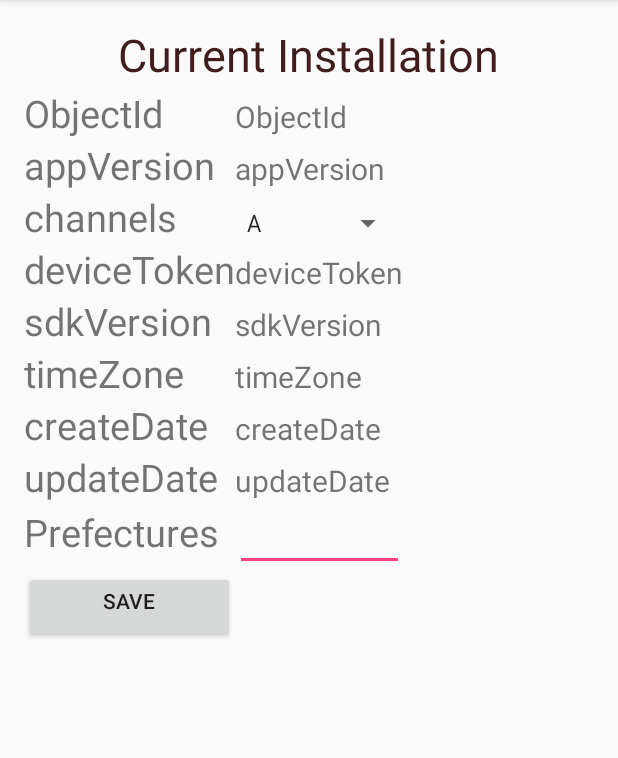
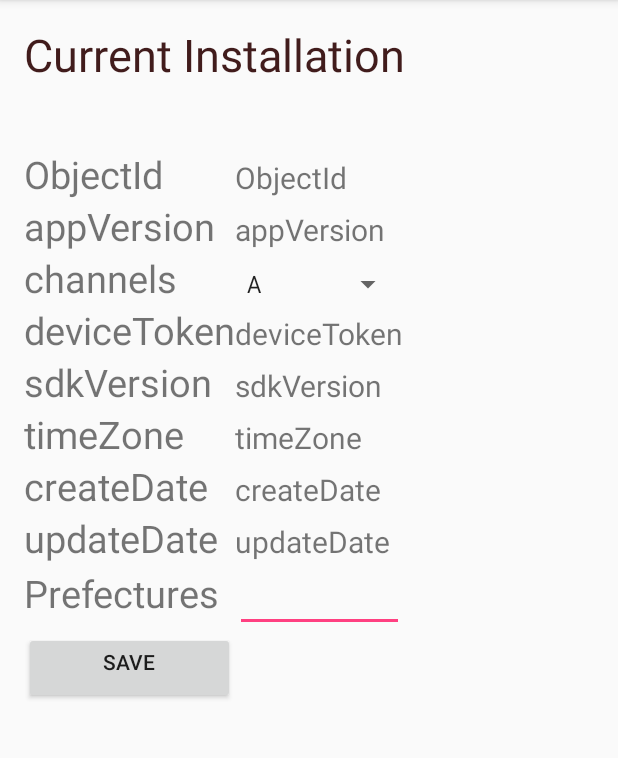
Before and after one commit to sonngocminh99/AndroidSegmentPushApp, an Android app: the screen it shows after launch (MainActivity), on a phone screen of 412 x 824 dp, the part 84-842 px from its top. Run offline under Robolectric (Android 15) with nearby library versions, the phone set to English and light mode, and no system bars; 1 statement that could not run was skipped.

Commit message:
+ Upgrade NCMB SDK to 4.0.0 + Enable Android X + Add UI Test

```diff
--- a/app/src/main/java/mbaas/com/nifcloud/androidsegmentpushapp/MainActivity.java
+++ b/app/src/main/java/mbaas/com/nifcloud/androidsegmentpushapp/MainActivity.java
@@ -1,6 +1,5 @@
 package mbaas.com.nifcloud.androidsegmentpushapp;
 
-import android.support.v7.app.AppCompatActivity;
 import android.os.Bundle;
 import android.view.View;
 import android.widget.Button;
@@ -8,6 +7,8 @@ import android.widget.EditText;
 import android.widget.Spinner;
 import android.widget.TextView;
 import android.widget.Toast;
+
+import androidx.appcompat.app.AppCompatActivity;
 
 import com.nifcloud.mbaas.core.DoneCallback;
 import com.nifcloud.mbaas.core.FindCallback;
--- a/app/src/main/res/layout/activity_main.xml
+++ b/app/src/main/res/layout/activity_main.xml
@@ -3,54 +3,66 @@
     xmlns:tools="http://schemas.android.com/tools"
     android:layout_width="match_parent"
     android:layout_height="match_parent"
+    android:paddingLeft="@dimen/activity_horizontal_margin"
+    android:paddingTop="@dimen/activity_vertical_margin"
+    android:paddingRight="@dimen/activity_horizontal_margin"
     android:paddingBottom="@dimen/activity_vertical_margin"
-    android:paddingLeft="@dimen/activity_horizontal_margin"
-    android:paddingRight="@dimen/activity_horizontal_margin"
-    android:paddingTop="@dimen/activity_vertical_margin"
     tools:context="mbaas.com.nifcloud.androidsegmentpushapp.MainActivity">
 
+    <LinearLayout
+        android:layout_width="match_parent"
+        android:layout_height="wrap_content">
+
+        <ScrollView
+            android:layout_width="match_parent"
+            android:layout_height="wrap_content">
+
+            <LinearLayout
+                android:layout_width="match_parent"
+                android:layout_height="wrap_content"
+                android:orientation="vertical">
+
                 <TextView
+                    android:id="@+id/textView2"
                     android:layout_width="wrap_content"
                     android:layout_height="wrap_content"
+                    android:layout_alignParentTop="true"
+                    android:layout_centerHorizontal="true"
                     android:text="Current Installation"
-        android:id="@+id/textView2"
-        android:textSize="30dp"
                     android:textColor="#411c1c"
-        android:layout_alignParentTop="true"
-        android:layout_centerHorizontal="true" />
+                    android:textSize="30dp" />
 
                 <TableLayout
                     android:layout_width="match_parent"
                     android:layout_height="match_parent"
-        android:layout_below="@+id/textView3"
-        android:layout_alignParentRight="true"
-        android:layout_alignParentEnd="true">
+                    android:layout_alignParentEnd="true"
+                    android:layout_alignParentRight="true">
 
                     <TableRow
                         android:layout_width="match_parent"
                         android:layout_height="match_parent">
 
                         <TextView
+                            android:id="@+id/textView"
+                            android:layout_column="1"
+                            android:layout_below="@+id/textView2"
+                            android:layout_alignParentStart="true"
+                            android:layout_alignParentLeft="true"
+                            android:layout_marginTop="42dp"
                             android:text="ObjectId"
-                android:id="@+id/textView"
-                android:textSize="25dp"
-                android:layout_marginTop="42dp"
-                android:layout_below="@+id/textView2"
-                android:layout_alignParentLeft="true"
-                android:layout_alignParentStart="true"
-                android:layout_column="1" />
+                            android:textSize="25dp" />
 
                         <TextView
+                            android:id="@+id/txtObject"
+                            android:layout_width="wrap_content"
+                            android:layout_height="wrap_content"
+                            android:layout_column="2"
+                            android:layout_below="@+id/textView2"
+                            android:layout_alignParentStart="true"
+                            android:layout_alignParentLeft="true"
+                            android:layout_marginTop="42dp"
                             android:text="ObjectId"
-                android:id="@+id/txtObject"
-                android:textSize="20dp"
-                android:layout_marginTop="42dp"
-                android:layout_below="@+id/textView2"
-                android:layout_alignParentLeft="true"
-                android:layout_alignParentStart="true"
-                android:layout_column="2"
-                android:layout_width="wrap_content"
-                android:layout_height="wrap_content" />
+                            android:textSize="20dp" />
 
                     </TableRow>
 
@@ -59,24 +71,24 @@
                         android:layout_height="match_parent">
 
                         <TextView
+                            android:id="@+id/textView3"
+                            android:layout_column="1"
+                            android:layout_below="@+id/textView"
+                            android:layout_alignParentStart="true"
+                            android:layout_alignParentLeft="true"
                             android:text="appVersion"
-                android:id="@+id/textView3"
-                android:textSize="25dp"
-                android:layout_below="@+id/textView"
-                android:layout_alignParentLeft="true"
-                android:layout_alignParentStart="true"
-                android:layout_column="1" />
+                            android:textSize="25dp" />
 
                         <TextView
+                            android:id="@+id/txtAppversion"
+                            android:layout_width="wrap_content"
+                            android:layout_height="wrap_content"
+                            android:layout_column="2"
+                            android:layout_below="@+id/textView"
+                            android:layout_alignParentStart="true"
+                            android:layout_alignParentLeft="true"
                             android:text="appVersion"
-                android:id="@+id/txtAppversion"
-                android:textSize="20dp"
-                android:layout_below="@+id/textView"
-                android:layout_alignParentLeft="true"
-                android:layout_alignParentStart="true"
-                android:layout_column="2"
-                android:layout_width="wrap_content"
-                android:layout_height="wrap_content" />
+                            android:textSize="20dp" />
                     </TableRow>
 
                     <TableRow
@@ -84,20 +96,20 @@
                         android:layout_height="match_parent">
 
                         <TextView
+                            android:id="@+id/textView4"
+                            android:layout_column="1"
+                            android:layout_below="@+id/textView"
+                            android:layout_alignParentStart="true"
+                            android:layout_alignParentLeft="true"
                             android:text="channels"
-                android:id="@+id/textView4"
-                android:textSize="25dp"
-                android:layout_below="@+id/textView"
-                android:layout_alignParentLeft="true"
-                android:layout_alignParentStart="true"
-                android:layout_column="1" />
+                            android:textSize="25dp" />
 
                         <Spinner
+                            android:id="@+id/spinChannel"
                             android:layout_width="wrap_content"
                             android:layout_height="wrap_content"
-                android:id="@+id/spinChannel"
-                android:entries="@array/list"
-                android:layout_column="2" />
+                            android:layout_column="2"
+                            android:entries="@array/list" />
 
                     </TableRow>
 
@@ -106,24 +118,24 @@
                         android:layout_height="match_parent">
 
                         <TextView
+                            android:id="@+id/textView5"
+                            android:layout_column="1"
+                            android:layout_below="@+id/textView"
+                            android:layout_alignParentStart="true"
+                            android:layout_alignParentLeft="true"
                             android:text="deviceToken"
-                android:id="@+id/textView5"
-                android:textSize="25dp"
-                android:layout_below="@+id/textView"
-                android:layout_alignParentLeft="true"
-                android:layout_alignParentStart="true"
-                android:layout_column="1" />
+                            android:textSize="25dp" />
 
                         <TextView
+                            android:id="@+id/txtDevicetoken"
+                            android:layout_width="wrap_content"
+                            android:layout_height="wrap_content"
+                            android:layout_column="2"
+                            android:layout_below="@+id/textView"
+                            android:layout_alignParentStart="true"
+                            android:layout_alignParentLeft="true"
                             android:text="deviceToken"
-                android:id="@+id/txtDevicetoken"
-                android:textSize="20dp"
-                android:layout_below="@+id/textView"
-                android:layout_alignParentLeft="true"
-                android:layout_alignParentStart="true"
-                android:layout_column="2"
-                android:layout_width="wrap_content"
-                android:layout_height="wrap_content" />
+                            android:textSize="20dp" />
                     </TableRow>
 
                     <TableRow
@@ -131,24 +143,24 @@
                         android:layout_height="match_parent">
 
                         <TextView
+                            android:id="@+id/textView6"
+                            android:layout_column="1"
+                            android:layout_below="@+id/textView"
+                            android:layout_alignParentStart="true"
+                            android:layout_alignParentLeft="true"
                             android:text="sdkVersion"
-                android:id="@+id/textView6"
-                android:textSize="25dp"
-                android:layout_below="@+id/textView"
-                android:layout_alignParentLeft="true"
-                android:layout_alignParentStart="true"
-                android:layout_column="1" />
+                            android:textSize="25dp" />
 
                         <TextView
+                            android:id="@+id/txtSdkversion"
+                            android:layout_width="wrap_content"
+                            android:layout_height="wrap_content"
+                            android:layout_column="2"
+                            android:layout_below="@+id/textView"
+                            android:layout_alignParentStart="true"
+                            android:layout_alignParentLeft="true"
                             android:text="sdkVersion"
-                android:id="@+id/txtSdkversion"
-                android:textSize="20dp"
-                android:layout_below="@+id/textView"
-                android:layout_alignParentLeft="true"
-                android:layout_alignParentStart="true"
-                android:layout_column="2"
-                android:layout_width="wrap_content"
-                android:layout_height="wrap_content" />
+                            android:textSize="20dp" />
                     </TableRow>
 
                     <TableRow
@@ -156,24 +168,24 @@
                         android:layout_height="match_parent">
 
                         <TextView
+                            android:id="@+id/textView7"
+                            android:layout_column="1"
+                            android:layout_below="@+id/textView"
+                            android:layout_alignParentStart="true"
+                            android:layout_alignParentLeft="true"
                             android:text="timeZone"
-                android:id="@+id/textView7"
-                android:textSize="25dp"
-                android:layout_below="@+id/textView"
-                android:layout_alignParentLeft="true"
-                android:layout_alignParentStart="true"
-                android:layout_column="1" />
+                            android:textSize="25dp" />
 
                         <TextView
+                            android:id="@+id/txtTimezone"
+                            android:layout_width="wrap_content"
+                            android:layout_height="wrap_content"
+                            android:layout_column="2"
+                            android:layout_below="@+id/textView"
+                            android:layout_alignParentStart="true"
+                            android:layout_alignParentLeft="true"
                             android:text="timeZone"
-                android:id="@+id/txtTimezone"
-                android:textSize="20dp"
-                android:layout_below="@+id/textView"
-                android:layout_alignParentLeft="true"
-                android:layout_alignParentStart="true"
-                android:layout_column="2"
-                android:layout_width="wrap_content"
-                android:layout_height="wrap_content" />
+                            android:textSize="20dp" />
                     </TableRow>
 
                     <TableRow
@@ -181,24 +193,24 @@
                         android:layout_height="match_parent">
 
                         <TextView
+                            android:id="@+id/textView8"
+                            android:layout_column="1"
+                            android:layout_below="@+id/textView"
+                            android:layout_alignParentStart="true"
+                            android:layout_alignParentLeft="true"
                             android:text="createDate"
-                android:id="@+id/textView8"
-                android:textSize="25dp"
-                android:layout_below="@+id/textView"
-                android:layout_alignParentLeft="true"
-                android:layout_alignParentStart="true"
-                android:layout_column="1" />
+                            android:textSize="25dp" />
 
                         <TextView
+                            android:id="@+id/txtCreatedate"
+                            android:layout_width="wrap_content"
+                            android:layout_height="wrap_content"
+                            android:layout_column="2"
+                            android:layout_below="@+id/textView"
+                            android:layout_alignParentStart="true"
+                            android:layout_alignParentLeft="true"
                             android:text="createDate"
-                android:id="@+id/txtCreatedate"
-                android:textSize="20dp"
-                android:layout_below="@+id/textView"
-                android:layout_alignParentLeft="true"
-                android:layout_alignParentStart="true"
-                android:layout_column="2"
-                android:layout_width="wrap_content"
-                android:layout_height="wrap_content" />
+                            android:textSize="20dp" />
                     </TableRow>
 
                     <TableRow
@@ -206,24 +218,24 @@
                         android:layout_height="match_parent">
 
                         <TextView
+                            android:id="@+id/textView9"
+                            android:layout_column="1"
+                            android:layout_below="@+id/textView"
+                            android:layout_alignParentStart="true"
+                            android:layout_alignParentLeft="true"
                             android:text="updateDate"
-                android:id="@+id/textView9"
-                android:textSize="25dp"
-                android:layout_below="@+id/textView"
-                android:layout_alignParentLeft="true"
-                android:layout_alignParentStart="true"
-                android:layout_column="1" />
+                            android:textSize="25dp" />
 
                         <TextView
+                            android:id="@+id/txtUpdatedate"
+                            android:layout_width="wrap_content"
+                            android:layout_height="wrap_content"
+                            android:layout_column="2"
+                            android:layout_below="@+id/textView"
+                            android:layout_alignParentStart="true"
+                            android:layout_alignParentLeft="true"
                             android:text="updateDate"
-                android:id="@+id/txtUpdatedate"
-                android:textSize="20dp"
-                android:layout_below="@+id/textView"
-                android:layout_alignParentLeft="true"
-                android:layout_alignParentStart="true"
-                android:layout_column="2"
-                android:layout_width="wrap_content"
-                android:layout_height="wrap_content" />
+                            android:textSize="20dp" />
                     </TableRow>
 
                     <TableRow
@@ -243,18 +255,18 @@
                         android:layout_height="match_parent">
 
                         <TextView
+                            android:id="@+id/textView10"
+                            android:layout_column="1"
+                            android:layout_below="@+id/textView"
+                            android:layout_alignParentStart="true"
+                            android:layout_alignParentLeft="true"
                             android:text="Prefectures"
-                android:id="@+id/textView10"
-                android:textSize="25dp"
-                android:layout_below="@+id/textView"
-                android:layout_alignParentLeft="true"
-                android:layout_alignParentStart="true"
-                android:layout_column="1" />
+                            android:textSize="25dp" />
 
                         <EditText
+                            android:id="@+id/txtPrefecture"
                             android:layout_width="wrap_content"
                             android:layout_height="wrap_content"
-                android:id="@+id/txtPrefecture"
                             android:layout_column="2" />
                     </TableRow>
 
@@ -267,12 +279,16 @@
                         android:layout_height="match_parent">
 
                         <Button
-                android:text="SAVE"
                             android:id="@+id/btnSave"
                             android:layout_column="1"
-                android:textAlignment="center"
+                            android:width="20dp"
                             android:gravity="center_horizontal|top"
-                android:width="20dp" />
+                            android:text="SAVE"
+                            android:textAlignment="center" />
                     </TableRow>
                 </TableLayout>
+            </LinearLayout>
+        </ScrollView>
+    </LinearLayout>
+
 </RelativeLayout>
--- a/build.gradle
+++ b/build.gradle
@@ -7,11 +7,11 @@ buildscript {
 
     }
     dependencies {
-        classpath 'com.android.tools.build:gradle:4.0.0'
+        classpath "com.android.tools.build:gradle:4.1.2"
 
         // NOTE: Do not place your application dependencies here; they belong
         // in the individual module build.gradle files
-        classpath 'com.google.gms:google-services:4.3.3'
+        classpath 'com.google.gms:google-services:4.3.5'
     }
 }
 
```
Also changed, not shown: app/build.gradle (+13 -7 lines), gradle.properties (+7 -6 lines), app/libs/NCMB.jar, gradle/wrapper/gradle-wrapper.properties, 2 other files. Lines whose indentation alone changed are shown as unchanged.
